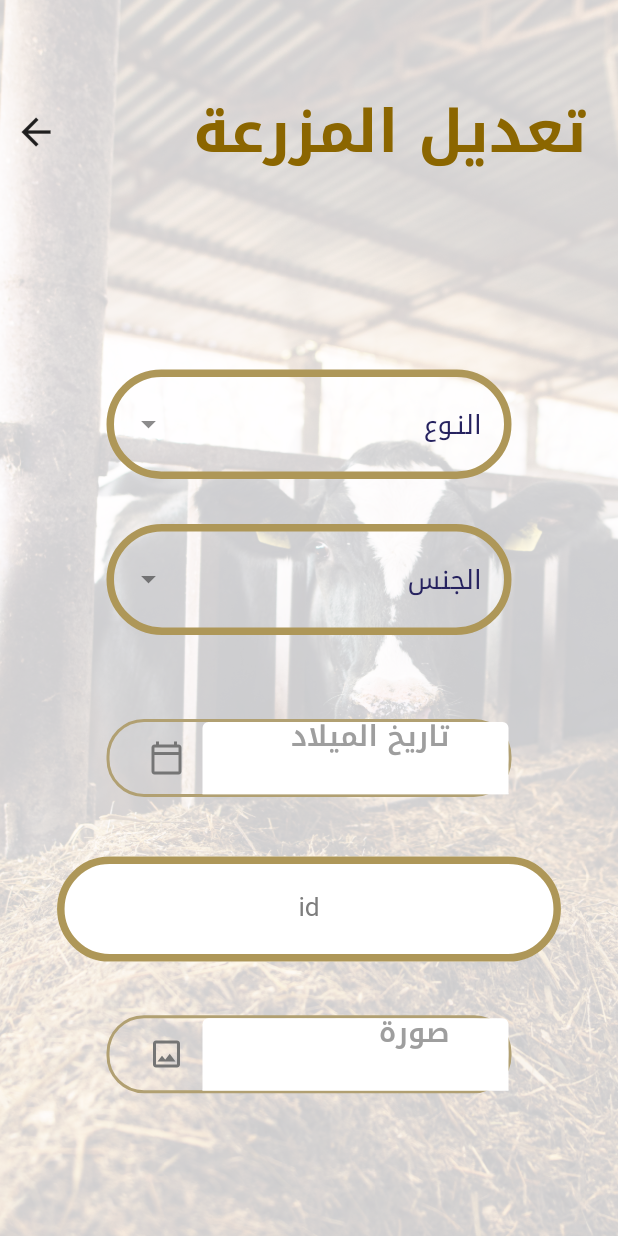
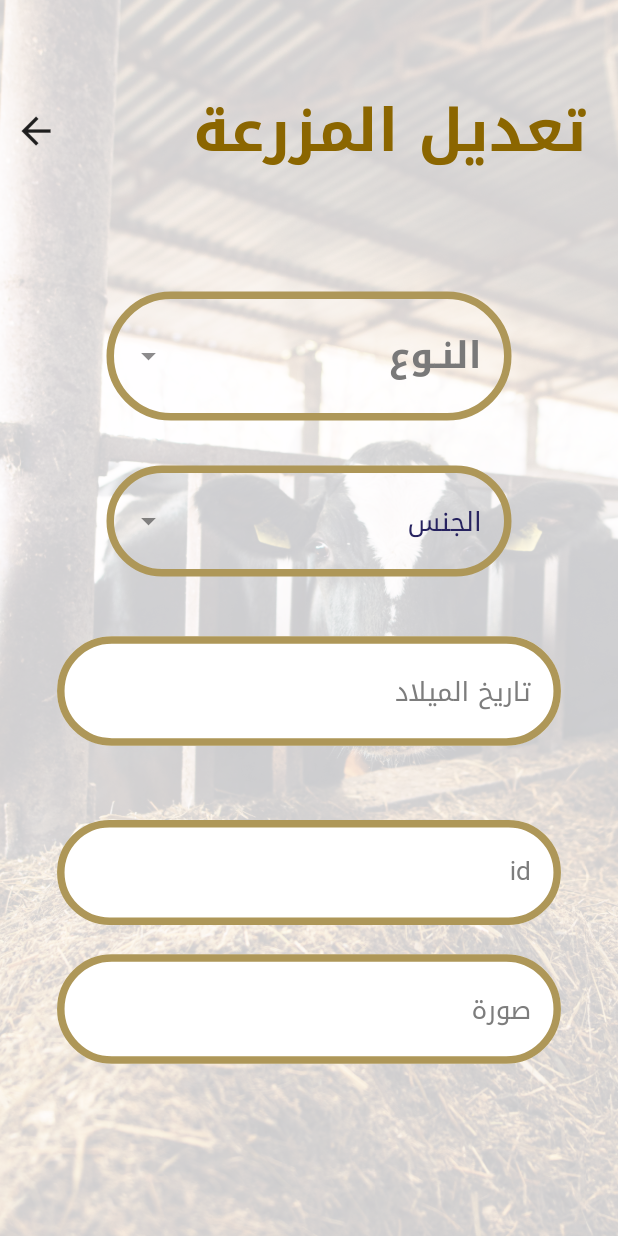
Before and after one commit to AhmedAbdulla1/El_mat7en, a Flutter app: the ModifyFarmScreen screen opened by its route, on a phone screen of 412 x 824 dp. Run offline on Flutter 3.47's test engine with Material 2 defaults, Android fonts, the phone set to English and light mode, and no system bars; our stand-ins replace dartz, dio, flutter_screenutil, freezed_annotation, get_it, image_picker and 5 more; missing offline and left inert: multiple_stream_builder; accounts and stored records are empty.

Commit message:
edit modification farmer screen

```diff
--- a/lib/presentation/farm_modification_screen/input_field.dart
+++ /dev/null
@@ -1,66 +0,0 @@
-import 'package:flutter/material.dart';
-
-
-class InputField extends StatelessWidget {
-  const InputField({Key? key, required this.hint, this.controller, this.widget}) : super(key: key);
-
-
-  final String hint ;
-  final TextEditingController? controller;
-  final Widget? widget;
-
-  @override
-  Widget build(BuildContext context) {
-    return Container(
-        margin: const EdgeInsets.only(top: 16),
-
-        child:Column(
-          crossAxisAlignment: CrossAxisAlignment.start,
-          children: [
-            Container(
-                padding: const EdgeInsets.only(left: 14),
-                margin: const EdgeInsets.only(top: 10),
-                height: 52,
-                decoration: BoxDecoration(
-                  borderRadius: BorderRadius.circular(25),
-                  border: Border.all(
-                    color: Color(0xffB1A072),
-                    width: 2
-                  ),
-                ),
-                child: Row(
-                  children: [
-                    Expanded(
-                      child: TextFormField(
-                        controller: controller,
-                        autofocus: false,
-                        readOnly: widget != null ? true : false,
-                        // style: subTitleStyle,
-                        cursorColor: Colors.grey[100] ,
-                        decoration: InputDecoration(
-                          hintText: '\t \t' + hint,
-                          hintStyle: TextStyle(fontSize: 19.0, color: Colors.grey , fontWeight: FontWeight.w600),
-                          enabledBorder: UnderlineInputBorder(
-                              borderSide: BorderSide(
-                                color: Colors.white,
-                                width: 0,
-                              )
-                          ),
-                          focusedBorder: UnderlineInputBorder(
-                              borderSide: BorderSide(
-                                color: Colors.white,
-                                width: 0,
-                              )
-                          ),
-                        ),
-                      ),
-                    ),
-                    widget ?? Container(),
-                  ],
-                )
-            ),
-          ],
-        )
-    );
-  }
-}
--- a/lib/presentation/farm_modification_screen/modify_farm_screen.dart
+++ b/lib/presentation/farm_modification_screen/modify_farm_screen.dart
@@ -1,14 +1,16 @@
 import 'dart:io';
 
 import 'package:flutter/material.dart';
+import 'package:flutter_screenutil/flutter_screenutil.dart';
 import 'package:image_picker/image_picker.dart';
 import 'package:intl/intl.dart';
 import 'package:tanta_app/presentation/common/reusable/custom_scaffold.dart';
 import 'package:tanta_app/presentation/feed_form/widgets/custom_text_form_filed.dart';
 import 'package:tanta_app/presentation/feed_states/widgets/custom_app_bar.dart';
+import 'package:tanta_app/presentation/resources/assets_manager.dart';
+import 'package:tanta_app/presentation/resources/color_manager.dart';
 import 'package:tanta_app/presentation/resources/string_manager.dart';
 import 'package:tanta_app/presentation/resources/values_manager.dart';
-import 'input_field.dart';
 
 class ModifyFarmScreen extends StatefulWidget {
   const ModifyFarmScreen({super.key});
@@ -20,19 +22,8 @@ class ModifyFarmScreen extends StatefulWidget {
 class _ModifyFarmScreenState extends State<ModifyFarmScreen> {
   DateTime _selectDate = DateTime.now();
   String hint = 'تاريخ الميلاد';
-  bool isClicked = false;
   File? _image;
-  final _picker = ImagePicker();
-
-  Future<void> _openImagePicker() async {
-    final XFile? pickedImage =
-        await _picker.pickImage(source: ImageSource.gallery);
-    if (pickedImage != null) {
-      setState(() {
-        _image = File(pickedImage.path);
-      });
-    }
-  }
+  final ImagePicker _imagePicker = ImagePicker();
 
   _getDateFromUser() async {
     DateTime? pickedDate = await showDatePicker(
@@ -54,45 +45,47 @@ class _ModifyFarmScreenState extends State<ModifyFarmScreen> {
   @override
   Widget build(BuildContext context) {
     List<String> items = ['جاموس', 'بقر', 'جمل'];
-    String selected;
     List<String> list = ['ذكر', 'انثي'];
-    String? id;
 
     return customScaffold(
-      body: SizedBox(
-        width: double.infinity,
-        child: ListView(
+      body: ListView(
         children: <Widget>[
-            const Padding(
-              padding: EdgeInsets.only(top: AppPadding.p30),
-              child: CustomAppBar(
-                title:AppStrings.editFarm,
+          Padding(
+            padding: EdgeInsets.only(
+                top: AppPadding.p30.h, bottom: AppPadding.p50.h),
+            child: const CustomAppBar(
+              title: AppStrings.editFarm,
             ),
-            ),
-            const SizedBox(
-              height: 100,
           ),
           Center(
             child: DropdownMenu(
               width: 270,
-                hintText: 'النـوع',
-                textStyle: const TextStyle(
-                    fontSize: 17.0,
-                    color: Colors.grey,
-                    fontWeight: FontWeight.w600),
-                dropdownMenuEntries: items.map((item) => DropdownMenuEntry(
+              label: Text(
+                'النـوع',
+                style: Theme.of(context).textTheme.displayMedium,
+              ),
+              textStyle: Theme.of(context).textTheme.displayMedium,
+              dropdownMenuEntries: items
+                  .map(
+                    (item) => DropdownMenuEntry(
                       style: const ButtonStyle(
                         padding: MaterialStatePropertyAll(
-                              EdgeInsets.only(right: 10, left: 10)),
+                          EdgeInsets.only(
+                            right: 10,
+                            left: 10,
+                          ),
+                        ),
                         fixedSize: MaterialStatePropertyAll(Size(270, 1)),
                       ),
                       value: item,
-                        label: item))
+                      label: item,
+                    ),
+                  )
                   .toList(),
               onSelected: (val) {
-                  setState(() {
-                    selected = val!;
-                  });
+                // setState(() {
+                //   selected = val!;
+                // });
               },
             ),
           ),
@@ -120,55 +113,110 @@ class _ModifyFarmScreenState extends State<ModifyFarmScreen> {
                       label: item))
                   .toList(),
               onSelected: (val) {
-                  setState(() {
-                    selected = val!;
-                  });
+                // setState(() {
+                //   selected = val!;
+                // });
               },
             ),
           ),
           const SizedBox(
             height: 30,
           ),
-
-            Center(
-              child: SizedBox(
-                width: 270,
-                child: InputField(
-                    hint: hint,
-                    widget: IconButton(
-                      onPressed: () {
+          CustomTextFormFiled(
+            hintText: hint,
+            onTap: () {
               _getDateFromUser();
             },
-                      icon: const Icon(Icons.calendar_today_outlined),
-                      color: Colors.grey[600],
-                    )),
           ),
-            ),
+
+
           const SizedBox(
             height: 30,
           ),
-            Center(
-              child: CustomTextFormFiled(
+          CustomTextFormFiled(
             hintText: 'id',
           ),
-            ),
-            Center(
-              child: SizedBox(
-                width: 270,
-                child: InputField(
-                    hint: 'صورة',
-                    widget: IconButton(
-                      onPressed: _openImagePicker,
-                      icon: Icon(
-                        Icons.image_outlined,
-                        color: Colors.grey[600],
-                      ),
-                    )),
-              ),
+          CustomTextFormFiled(
+            hintText: 'صورة',
+            onTap: () {
+              print('image');
+              _showPicker(context);
+            },
           ),
         ],
       ),
+    );
+  }
+
+  _showPicker(BuildContext context) {
+    showModalBottomSheet(
+      shape: const RoundedRectangleBorder(
+        borderRadius: BorderRadius.vertical(
+          top: Radius.circular(
+            AppSize.s30,
           ),
+        ),
+      ),
+      context: context,
+      builder: (BuildContext context) {
+        return SafeArea(
+          child: Column(
+            mainAxisSize: MainAxisSize.min,
+            children: [
+              ListTile(
+                leading: const Icon(Icons.camera),
+                title: Text(
+                  AppStrings.photoGallery,
+                  style: TextStyle(color: ColorManager.primary),
+                ),
+                onTap: () {
+                  _imageFromGallery();
+                  Navigator.of(context).pop();
+                },
+              ),
+              ListTile(
+                leading: const Icon(
+                  Icons.camera_alt_rounded,
+                ),
+                title: Text(
+                  AppStrings.photoCamera,
+                  style: TextStyle(
+                    color: ColorManager.primary,
+                  ),
+                ),
+                onTap: () {
+                  _imageFromCamera();
+                  Navigator.of(context).pop();
+                },
+              )
+            ],
+          ),
+        );
+      },
+    );
+  }
+
+  _imageFromGallery() async {
+    var image = await _imagePicker.pickImage(source: ImageSource.gallery);
+    // _viewModel.setProfilePicture(File(image?.path ?? ""));
+  }
+
+  _imageFromCamera() async {
+    var image = await _imagePicker.pickImage(source: ImageSource.camera);
+    // _viewModel.setProfilePicture(File(image?.path ?? ""));
+  }
+
+  Widget _personPicketByUser(File? image) {
+    if (image != null && image.path.isNotEmpty) {
+      return Image.file(
+        image,
+        fit: BoxFit.contain,
+      );
+    } else {
+      return Image.asset(
+        ImageAssets.appLogo,
+        fit: BoxFit.cover,
       );
     }
   }
+}
--- a/lib/presentation/feed_form/widgets/custom_text_form_filed.dart
+++ b/lib/presentation/feed_form/widgets/custom_text_form_filed.dart
@@ -3,14 +3,24 @@ import 'package:flutter_screenutil/flutter_screenutil.dart';
 import 'package:tanta_app/presentation/resources/font_manager.dart';
 
 class CustomTextFormFiled extends StatelessWidget {
-  const CustomTextFormFiled({super.key, required this.hintText});
+  CustomTextFormFiled({super.key, required this.hintText , this.onTap});
   final String hintText;
+  final VoidCallback? onTap;
+  final FocusNode focusNode = FocusNode();
   @override
   Widget build(BuildContext context) {
     return Padding(
       padding: EdgeInsets.symmetric(horizontal: 36.w, vertical: 10.h),
       child: TextFormField(
-        textAlign: TextAlign.center,
+        onTap: () {
+          // Call onTap if provided
+          onTap?.call();
+
+          // Prevent the keyboard from showing when onTap is provided
+          if (onTap != null) {
+            FocusScope.of(context).requestFocus(FocusNode());
+          }
+        },
         decoration: InputDecoration(
           hintText: hintText,
           hintStyle: TextStyle(
--- a/lib/presentation/resources/theme_manager.dart
+++ b/lib/presentation/resources/theme_manager.dart
@@ -95,7 +95,7 @@ ThemeData getApplicationTheme() {
         fontSize: FontSize.s40  ,
       ),
       displayMedium: getBoldStyle(
-        color: ColorManager.white,
+        color: ColorManager.grey2,
         fontSize: FontSize.s25,
 
       ),
```
Also changed, not shown: lib/presentation/feed_form/feed_form.dart (+4 -4 lines). Lines whose indentation alone changed are shown as unchanged.
